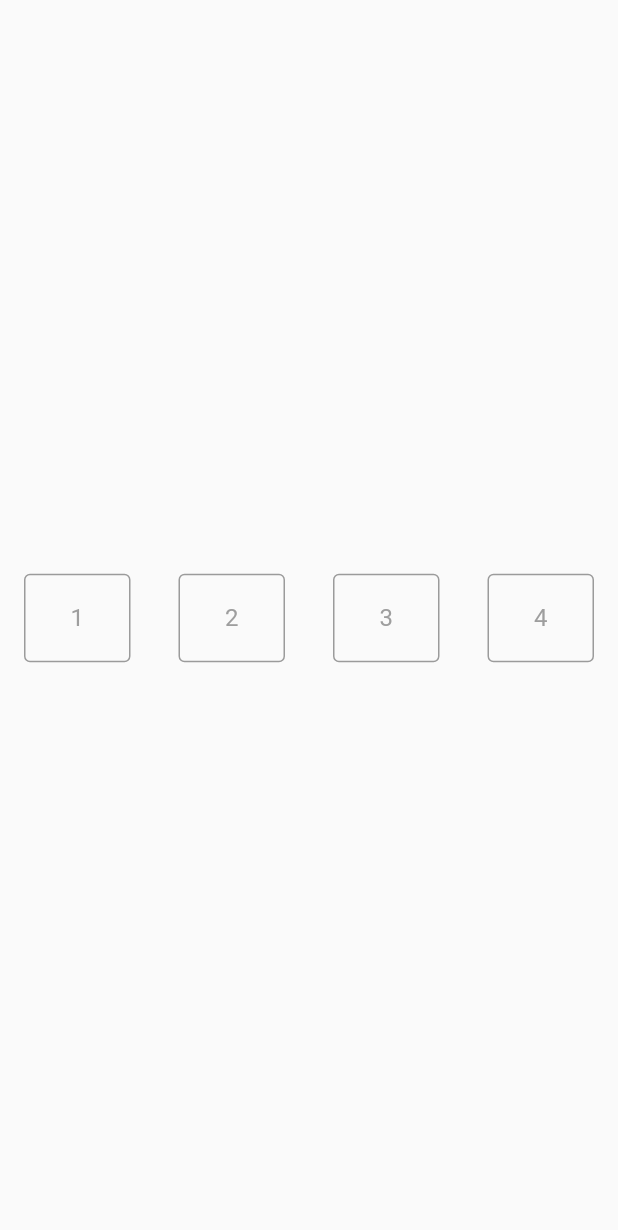
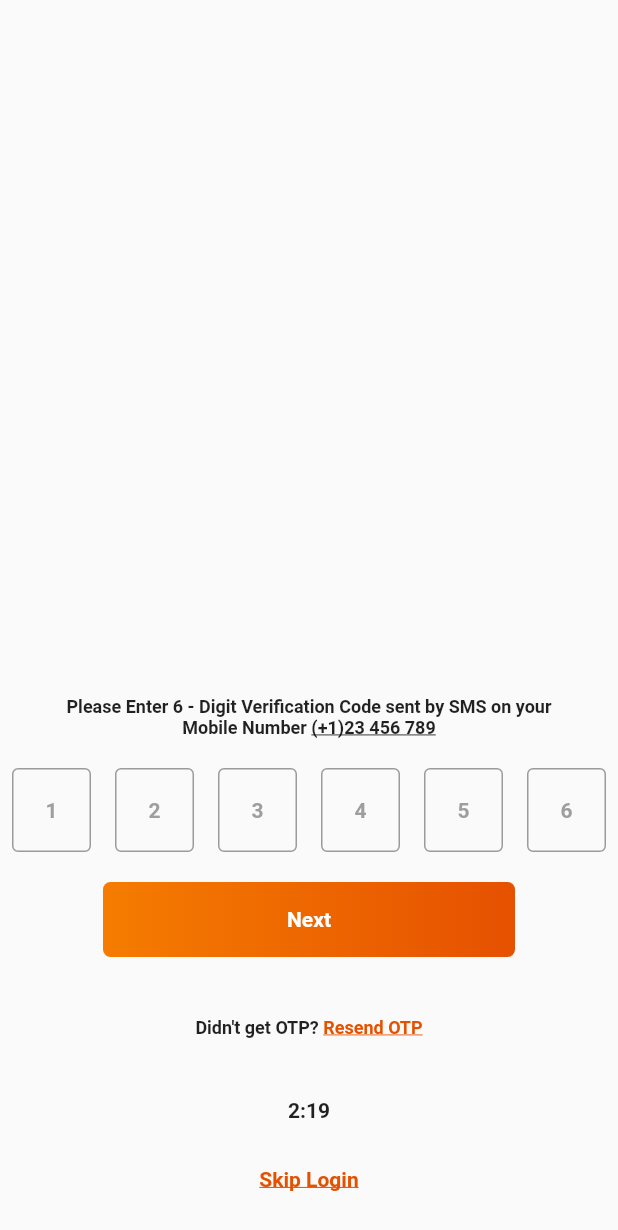
Before and after one commit to akbaig/escudero, a Flutter app: the screen it shows after launch, on a phone screen of 412 x 824 dp. Shown: the top 1230 px of the screen. Run offline on Flutter 3.47's test engine with Material 2 defaults, Android fonts, the phone set to English and light mode, and no system bars.

Commit message:
completed otp screen

```diff
--- a/lib/screens/otp_code.dart
+++ b/lib/screens/otp_code.dart
@@ -1,3 +1,4 @@
+import 'package:flutter/gestures.dart';
 import 'package:flutter/material.dart';
 import 'package:flutter/services.dart';
 
@@ -18,25 +19,114 @@ class _OTPState extends State<OTP> {
     return Scaffold(
       body: Container(
         alignment: Alignment.center,
-        child: Row(
-          mainAxisAlignment: MainAxisAlignment.spaceEvenly,
+        child: Column(
+          mainAxisAlignment: MainAxisAlignment.end,
           children: [
-            DigitFormField(
-              focusNode: node,
-              initialFocus: true,
-              text: "1",
+            Padding(
+              padding: EdgeInsets.symmetric(vertical: 20.0),
+              child: Text.rich(
+                TextSpan(
+                  text: "Please Enter 6 - Digit Verification Code sent by SMS on your\nMobile Number ",
+                  style: TextStyle(
+                    fontSize: 12.0,
+                    fontWeight: FontWeight.bold,
+                  ),
+                  children: <TextSpan>[
+                    TextSpan(
+                      recognizer: TapGestureRecognizer()..onTap = () {},
+                      text: '(+1)23 456 789',
+                      style: TextStyle(
+                        decoration: TextDecoration.underline,
+                      )
+                    ),
+                  ],
+                ),
+                textAlign: TextAlign.center,
+              )
             ),
-            DigitFormField(
-              focusNode: node,
-              text: "2",
+            Row(
+              mainAxisAlignment: MainAxisAlignment.spaceEvenly,
+              children: List.generate(6, (int index) =>
+                DigitFormField(
+                  focusNode: node,
+                  text: "${index+1}",
+              )),
             ),
-            DigitFormField(
-              focusNode: node,
-              text: "3",
+            Padding(
+              padding: const EdgeInsets.all(20.0),
+              child: GestureDetector(
+                onTap: () {},
+                child: Container(
+                  alignment: Alignment.center,
+                  width: MediaQuery.of(context).size.width/1.5,
+                  height: 50,
+                  decoration: BoxDecoration(
+                    borderRadius: BorderRadius.circular(5),
+                    gradient: LinearGradient(
+                      begin: Alignment.centerLeft,
+                      end: Alignment.centerRight,
+                      colors: [
+                        Colors.orange.shade700,
+                        Colors.orange.shade900,
+                      ],
+                    ),
+                  ),
+                  child: Padding(
+                    padding: const EdgeInsets.all(8.0),
+                    child: Text("Next",
+                      textAlign: TextAlign.center,
+                      style: TextStyle(
+                        color: Colors.white,
+                        fontWeight: FontWeight.bold,
+                      ),
+                    ),
+                  ),
+                ),
+              ),
             ),
-            DigitFormField(
-              focusNode: node,
-              text: "4",
+            Padding(
+              padding: EdgeInsets.symmetric(vertical: 20.0),
+              child: Text.rich(
+                TextSpan(
+                  text: "Didn't get OTP? ",
+                  style: TextStyle(
+                    fontSize: 12.0,
+                    fontWeight: FontWeight.bold,
+                  ),
+                  children: <TextSpan>[
+                    TextSpan(
+                      recognizer: TapGestureRecognizer()..onTap = () {},
+                      text: 'Resend OTP',
+                      style: TextStyle(
+                        color: Colors.orange.shade900,
+                        decoration: TextDecoration.underline,
+                      )
+                    ),
+                  ],
+                ),
+                textAlign: TextAlign.center,
+              )
+            ),
+            Padding(
+              padding: EdgeInsets.symmetric(vertical: 20.0),
+              child: Text("2:19",
+                style: TextStyle(
+                  fontWeight: FontWeight.bold,
+                ),
+              ),
+            ),
+            Padding(
+              padding: EdgeInsets.fromLTRB(0.0, 10.0, 0.0, 30.0),
+              child: GestureDetector(
+                onTap: () { },
+                child: Text("Skip Login",
+                  style: TextStyle(
+                    color: Colors.orange.shade900,
+                    decoration: TextDecoration.underline,
+                    fontWeight: FontWeight.bold,
+                  ),
+                ),
+              )
             ),
           ],
         ),
@@ -47,11 +137,10 @@ class _OTPState extends State<OTP> {
 
 
 class DigitFormField extends StatefulWidget {
-  final bool initialFocus;
   final int flex;
   final String text;
   final FocusNode focusNode;
-  DigitFormField({this.text, this.flex = 1, this.focusNode, this.initialFocus = false});
+  DigitFormField({this.text, this.flex = 1, this.focusNode});
   @override
   _DigitFormFieldState createState() => _DigitFormFieldState();
 }
@@ -76,7 +165,7 @@ class _DigitFormFieldState extends State<DigitFormField> {
     return Expanded(
       flex: widget.flex,
       child: Padding(
-        padding: const EdgeInsets.all(16.0),
+        padding: const EdgeInsets.symmetric(horizontal: 8.0),
         child: TextFormField(
           textAlign: TextAlign.center,
           controller: controller,
@@ -89,6 +178,11 @@ class _DigitFormFieldState extends State<DigitFormField> {
             hintStyle: TextStyle(
               color: Colors.grey,
             )
+          ),
+          style: TextStyle(
+            fontWeight: FontWeight.bold,
+            color: Colors.black,
+            fontSize: 14.0,
           ),
           onChanged: (String val) {
             if(val.length == 1)
```
